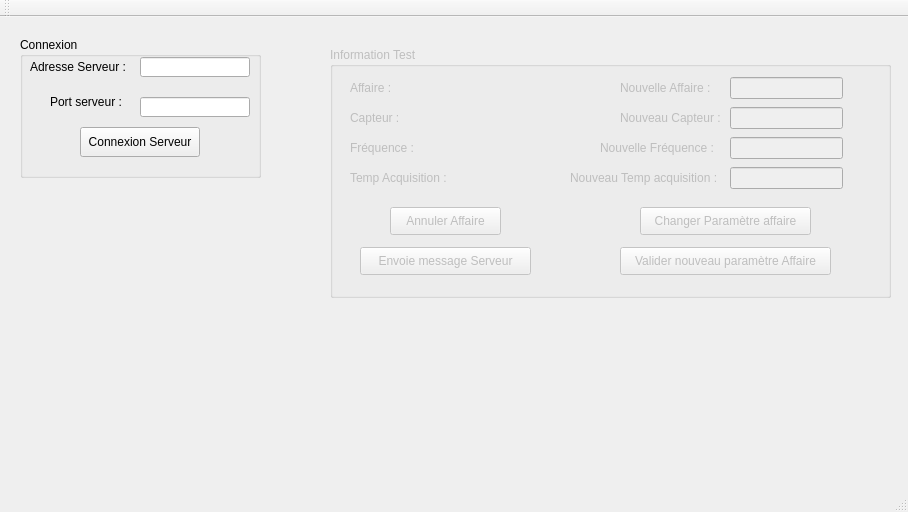
Above: PosteBanc/PosteBanc/PosteBanc.ui from Woulfty/Projet_Verin before the change. Below: the same form after it.
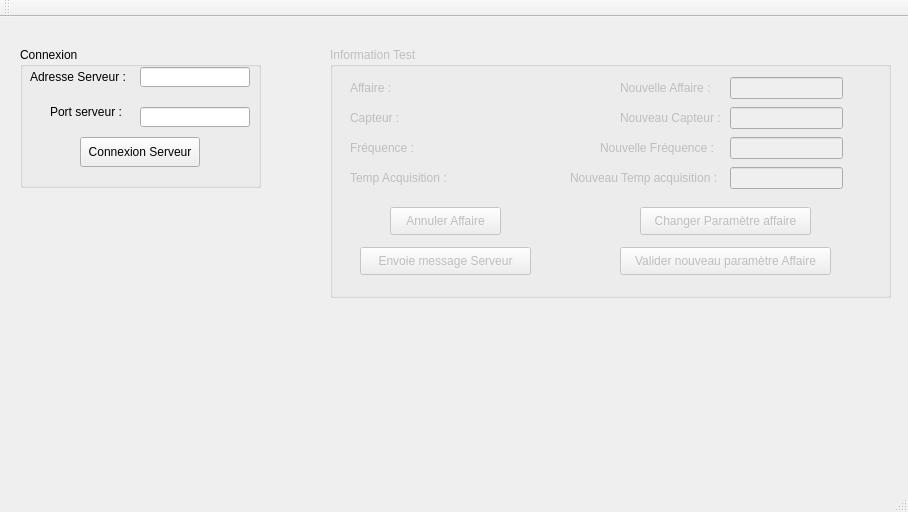
That is the form after the change.

```diff
--- a/PosteBanc/PosteBanc/PosteBanc.ui
+++ b/PosteBanc/PosteBanc/PosteBanc.ui
@@ -18,7 +18,7 @@
     <property name="geometry">
      <rect>
       <x>20</x>
-      <y>20</y>
+      <y>30</y>
       <width>241</width>
       <height>141</height>
      </rect>
```
Left out of the diff: 2 changed lines with no effect on the pictures.
